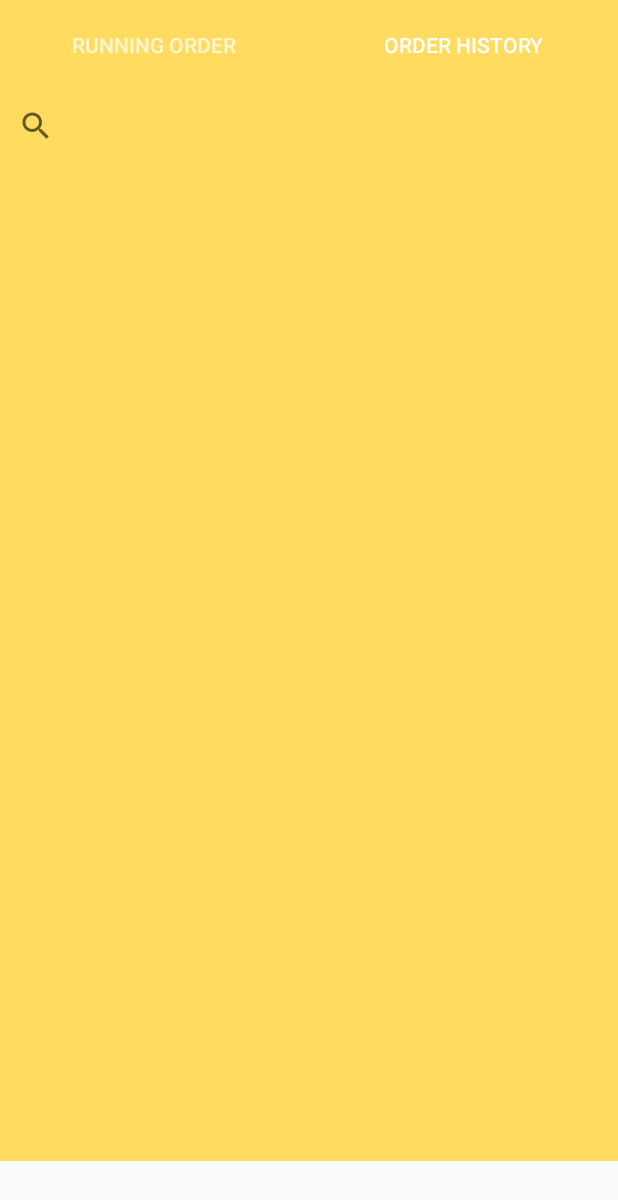
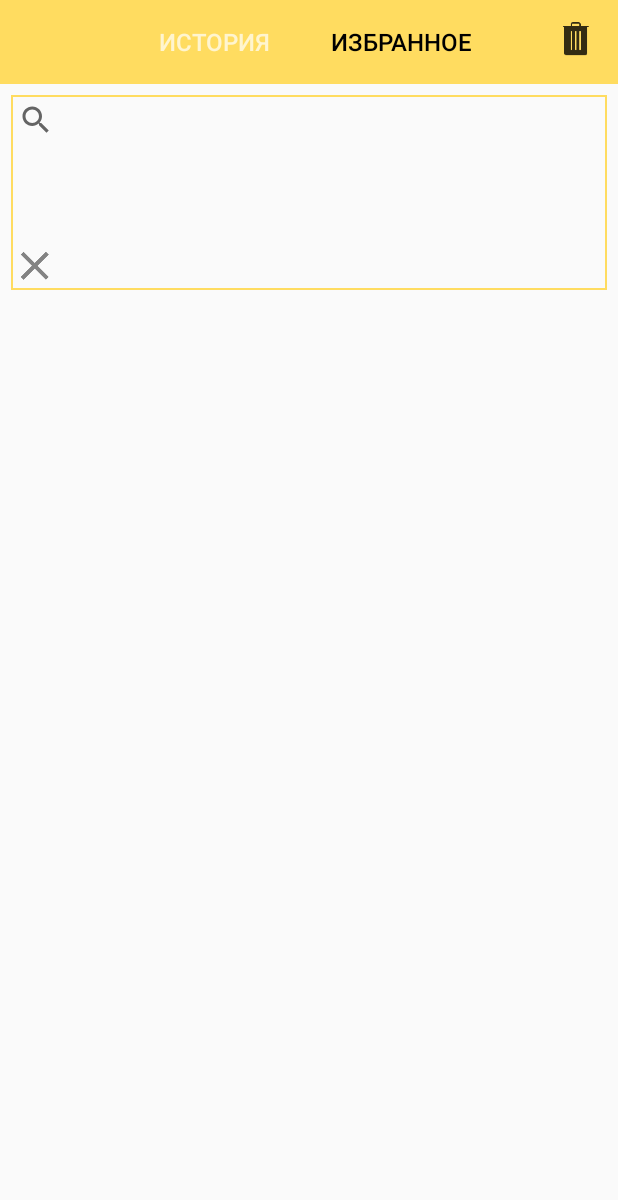
Before and after one commit to Muhammadsafarali/YandexTranslate, an Android app: the screen it shows after launch (MainActivity), tab 2 chosen, on a phone screen of 412 x 824 dp. Shown: the top 1200 px of the screen. Run offline under Robolectric (Android 15) with nearby library versions, the phone set to English and light mode, and no system bars; libraries missing offline, so code that uses them is left out: io.realm, rx.android.schedulers, rx.schedulers.

Commit message:
Сделал:
  - Разделение History и Favorite;
  - Отображение истории.

Сделать:
  - Добавление удаление избранного;
  - Отображние избранного;
  - Удаление истории и избранного;

```diff
--- a/app/src/main/java/com/ts/yandex/MainActivity.java
+++ b/app/src/main/java/com/ts/yandex/MainActivity.java
@@ -35,7 +35,6 @@ import java.util.Observer;
 public class MainActivity extends AppCompatActivity implements Observer {
 
     private TabHost tabHost;
-    private TabHost tabHostHistory;
     private TabLayout tabLayout;
     private EditText editText;
     private static MenuItem menuItem;  // Кнопка меню в toolbar удаления истории
@@ -48,7 +47,6 @@ public class MainActivity extends AppCompatActivity implements Observer {
         setContentView(R.layout.activity_main);
         setupToolbar();
         tabHost = (TabHost) findViewById(R.id.tabhost);
-//        tabHostHistory = (TabHost) findViewById(R.id.tabhost_history);
         tabLayout = (TabLayout) findViewById(R.id.home_tab_layout);
         translateView = (TextView) findViewById(R.id.tv_translate);
         Facade.getInstance().addObserver(this);
@@ -72,18 +70,37 @@ public class MainActivity extends AppCompatActivity implements Observer {
 
 
         initTabHost();
-//        initHistoryTabHost();
         initTabLayout();
     }
 
     private void initTabLayout() {
-        tabLayout.addTab(tabLayout.newTab().setText("Running Order"));
-        tabLayout.addTab(tabLayout.newTab().setText("Order History"));
-        final ViewPager viewPager = (ViewPager) findViewById(R.id.viewpager);
-        int count = tabLayout.getTabCount();
-        final PagerAdapter adapter = new PagerAdapter(getSupportFragmentManager(), tabLayout.getTabCount());
-        viewPager.setAdapter(adapter);
+        tabLayout.addTab(tabLayout.newTab().setText("История"));
+        tabLayout.addTab(tabLayout.newTab().setText("Избранное"));
+        tabLayout.addOnTabSelectedListener(new TabLayout.OnTabSelectedListener() {
+            @Override
+            public void onTabSelected(TabLayout.Tab tab) {
+                switch (tab.getPosition()) {
+                    case 0: {
+                        Log.e("LOG_MAIN_ACTIVITY", "position 0");
+                        GetHistory();
+                    } break;
+                    case 1: {
+                        Log.e("LOG_MAIN_ACTIVITY", "position 1");
+                        List<History> history = new ArrayList<>();
+                        adapter = new HistoryList(MainActivity.this, history);
+                        ListView lview = (ListView) findViewById(R.id.history_list);
+                        lview.setAdapter(adapter);
+                    } break;
+                }
 
+            }
+
+            @Override
+            public void onTabUnselected(TabLayout.Tab tab) { }
+
+            @Override
+            public void onTabReselected(TabLayout.Tab tab) { }
+        });
     }
 
     private void setupToolbar() {
@@ -136,7 +153,7 @@ public class MainActivity extends AppCompatActivity implements Observer {
                     } break;
                     case 1: {
                         menuItem.setVisible(true);
-//                        MainActivity.this.GetHistory();
+                        MainActivity.this.GetHistory();
                     } break;
                     case 2: {
                         menuItem.setVisible(false);
@@ -146,37 +163,6 @@ public class MainActivity extends AppCompatActivity implements Observer {
         });
     }
 
-    public void initHistoryTabHost() {
-
-       /* tabHostHistory.setup();
-        TabHost.TabSpec tabSpec = tabHostHistory.newTabSpec("tab1");
-//        tabSpec.setContent(null);
-        tabSpec.setIndicator("История");
-        tabHostHistory.addTab(tabSpec);
-
-        tabSpec = tabHostHistory.newTabSpec("tab2");
-//        tabSpec.setContent(R.id.history_layout);
-        tabSpec.setIndicator("Избранное");
-        tabHostHistory.addTab(tabSpec);
-
-        tabHostHistory.setCurrentTab(0);*/
-
-        /*tabHost.setOnTabChangedListener(new TabHost.OnTabChangeListener() {
-            @Override
-            public void onTabChanged(String s) {
-                int i = tabHost.getCurrentTab();
-                switch (i) {
-                    case 0: {
-                        menuItem.setVisible(false);
-                    } break;
-                    case 1: {
-                        menuItem.setVisible(true);
-//                        MainActivity.this.GetHistory();
-                    } break;
-                }
-            }
-        });*/
-    }
 
     public void GetHistory() {
         List<History> history = Facade.getInstance().GetHistory();
@@ -219,29 +205,4 @@ public class MainActivity extends AppCompatActivity implements Observer {
         }
     }
 
-
-    public class PagerAdapter extends FragmentStatePagerAdapter {
-        int mNumOfTabs;
-        public PagerAdapter(FragmentManager fm, int NumOfTabs) {
-            super(fm);
-            this.mNumOfTabs = NumOfTabs;
-        }
-        @Override
-        public Fragment getItem(int position) {
-            switch (position) {
-                case 0:
-                    LangsFragment tab1 = new LangsFragment();
-                    return tab1;
-                case 1:
-                    LangsFragment tab2 = new LangsFragment();
-                    return tab2;
-                default:
-                    return null;
-            }
-        }
-        @Override
-        public int getCount() {
-            return mNumOfTabs;
-        }
-    }
 }
--- a/app/src/main/res/layout/history_fragment.xml
+++ b/app/src/main/res/layout/history_fragment.xml
@@ -6,6 +6,6 @@
     android:paddingBottom="50dp">
 
     <include layout="@layout/toolbar_history"/>
-
+    <include layout="@layout/history_list"/>
 
 </LinearLayout>
--- a/app/src/main/res/layout/history_list.xml
+++ b/app/src/main/res/layout/history_list.xml
@@ -1,7 +1,6 @@
 <?xml version="1.0" encoding="utf-8"?>
 <LinearLayout xmlns:android="http://schemas.android.com/apk/res/android"
     android:orientation="vertical" android:layout_width="match_parent"
-    android:background="@color/colorPrimary"
     android:layout_height="wrap_content">
 
     <RelativeLayout
--- a/app/src/main/res/layout/toolbar_history.xml
+++ b/app/src/main/res/layout/toolbar_history.xml
@@ -1,50 +1,4 @@
 <?xml version="1.0" encoding="utf-8"?>
-<android.support.design.widget.CoordinatorLayout xmlns:android="http://schemas.android.com/apk/res/android"
-    xmlns:app="http://schemas.android.com/apk/res-auto"
-    xmlns:tools="http://schemas.android.com/tools"
-    android:id="@+id/coordinatorLayout"
-    android:layout_width="match_parent"
-    android:layout_height="match_parent"
-    tools:context=".MainActivity">
-    <RelativeLayout
-        android:layout_width="fill_parent"
-        android:layout_height="fill_parent">
-
-<!--        <android.support.v7.widget.Toolbar
-            android:id="@+id/hometoolbar"
-            android:layout_width="match_parent"
-            android:layout_height="wrap_content"
-            android:background="@color/colorPrimary"
-            app:theme="@style/ThemeOverlay.AppCompat.Dark.ActionBar"
-            app:popupTheme="@style/ThemeOverlay.AppCompat.Light"
-            app:layout_scrollFlags="scroll|enterAlways" />-->
-
-        <!--android:layout_below="@+id/hometoolbar"-->
-        <android.support.design.widget.TabLayout
-            android:id="@+id/home_tab_layout"
-            android:layout_width="match_parent"
-            android:layout_height="60dp"
-
-            android:background="?attr/colorPrimary"
-            app:borderWidth="0dp"
-            app:tabPaddingStart="-1dp"
-            app:tabPaddingEnd="-1dp"
-            app:theme="@style/ThemeOverlay.AppCompat.Dark.ActionBar"
-            app:popupTheme="@style/ThemeOverlay.AppCompat.Light"
-            app:tabIndicatorColor="@color/colorPrimary"
-            app:tabIndicatorHeight="5dp"/>
-
-        <android.support.v4.view.ViewPager
-            android:id="@+id/viewpager"
-            android:layout_width="match_parent"
-            android:layout_height="fill_parent"
-            android:layout_below="@id/home_tab_layout"/>
-
-    </RelativeLayout>
-</android.support.design.widget.CoordinatorLayout>
-
-
-    <!--
 <android.support.v7.widget.Toolbar android:id="@+id/toolbar"
     android:layout_width="match_parent"
     android:layout_height="?actionBarSize"
@@ -56,62 +10,30 @@
     xmlns:app="http://schemas.android.com/apk/res-auto">
 
     <RelativeLayout
-            android:layout_width="match_parent"
-            android:layout_height="match_parent"
-            android:orientation="vertical">
-            <LinearLayout
-                android:id="@+id/tabs_layout"
-                android:layout_width="wrap_content"
-                android:layout_height="?attr/actionBarSize"
-                android:layout_gravity="center"
-                android:layout_centerInParent="true"
-                android:dividerPadding="8dp"
-                android:orientation="horizontal"
-                android:showDividers="end">
-
-                <TabHost
-                    android:id="@+id/tabhost_history"
-                    android:layout_width="match_parent"
-                    android:layout_height="wrap_content">
-
-                    <TabWidget
-                        android:id="@android:id/tabs"
-                        android:layout_width="fill_parent"
-                        android:layout_height="wrap_content"/>
-
-                    <FrameLayout
-                        android:id="@android:id/tabcontent"
         android:layout_width="fill_parent"
         android:layout_height="fill_parent">
 
-                        <TextView
-                            android:id="@+id/btn1"
+        <android.support.v7.widget.Toolbar
+            android:id="@+id/hometoolbar"
             android:layout_width="match_parent"
-                            android:layout_height="match_parent" />
-                        <TextView
-                            android:id="@+id/btn2"
-                            android:layout_width="match_parent"
-                            android:layout_height="match_parent" />
-                        &lt;!&ndash;<LinearLayout
-                            android:id="@+id/history_tab"
-                            android:layout_width="wrap_content"
+            android:layout_height="wrap_content"
+            android:background="@color/colorPrimary"
+            app:theme="@style/ThemeOverlay.AppCompat.Dark.ActionBar"
+            app:popupTheme="@style/ThemeOverlay.AppCompat.Light"
+            app:layout_scrollFlags="scroll|enterAlways" />
+
+        <android.support.design.widget.TabLayout
+            android:id="@+id/home_tab_layout"
+            app:tabTextAppearance="@style/MineCustomTabText"
+            app:tabSelectedTextColor="@android:color/black"
+            android:layout_width="250dp"
             android:layout_height="match_parent"
-                            android:orientation="vertical">
-
-                            <include layout="@layout/history_list"/>
-                        </LinearLayout>
-
-                        <LinearLayout
-                            android:id="@+id/favorite_tab"
-                            android:layout_width="wrap_content"
-                            android:layout_height="match_parent"
-                            android:orientation="vertical">
-
-                            <include layout="@layout/history_list"/>
-                        </LinearLayout>&ndash;&gt;
-                    </FrameLayout>
-                </TabHost>
-            </LinearLayout>
+            android:layout_centerInParent="true"
+            app:borderWidth="0dp"
+            app:theme="@style/ThemeOverlay.AppCompat.Dark.ActionBar"
+            app:popupTheme="@style/ThemeOverlay.AppCompat.Light"
+            app:tabIndicatorColor="@color/colorPrimary"
+            app:tabIndicatorHeight="5dp"/>
 
         <ImageButton
             android:id="@+id/remove_history"
@@ -122,6 +44,5 @@
             android:clickable="true"
             android:layout_alignParentRight="true"
             android:src="@drawable/remove_all"/>
-
     </RelativeLayout>
-    </android.support.v7.widget.Toolbar>-->
+</android.support.v7.widget.Toolbar>
--- a/app/src/main/res/values/styles.xml
+++ b/app/src/main/res/values/styles.xml
@@ -8,4 +8,8 @@
         <item name="colorAccent">@color/colorAccent</item>
     </style>
 
+    <style name="MineCustomTabText" parent="TextAppearance.Design.Tab">
+        <item name="android:textSize">16sp</item>
+    </style>
+
 </resources>
```
Lines whose indentation alone changed are shown as unchanged.
